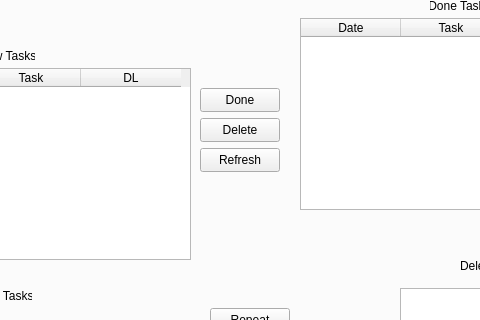
Qt form ToDoNotes/mainwindow.ui (andreyschelkovo/ToDoNotes) before a commit; both pictures show x 142 to 622 and y 88 to 408 of the 1092 by 638 pixel window.
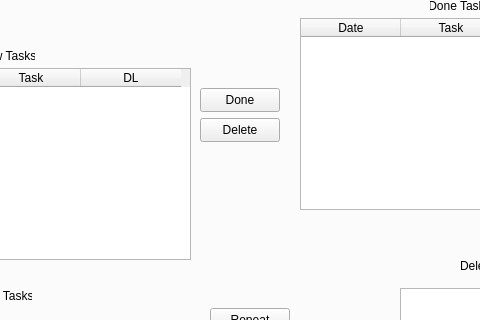
The same form after that commit.

Commit message: download DB without button but still need click on tab

```diff
--- a/ToDoNotes/mainwindow.ui
+++ b/ToDoNotes/mainwindow.ui
@@ -293,19 +293,6 @@
        </property>
       </column>
      </widget>
-     <widget class="QPushButton" name="pushButton_home_tasks_new_tasks_refresh">
-      <property name="geometry">
-       <rect>
-        <x>330</x>
-        <y>200</y>
-        <width>80</width>
-        <height>24</height>
-       </rect>
-      </property>
-      <property name="text">
-       <string>Refresh</string>
-      </property>
-     </widget>
     </widget>
     <widget class="QWidget" name="tab_child_task">
      <attribute name="title">
```
The commit also changes 5 other files.
